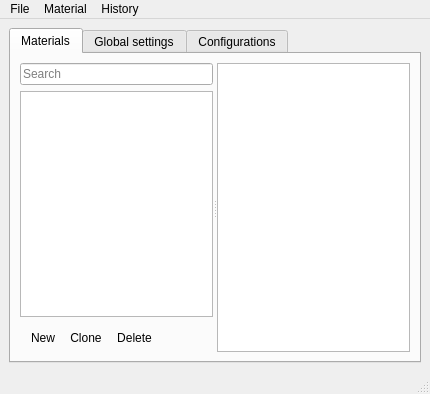
Above: source/shiny/Editor/mainwindow.ui from stuntrally/stuntrally before the change. Below: the same form after it.
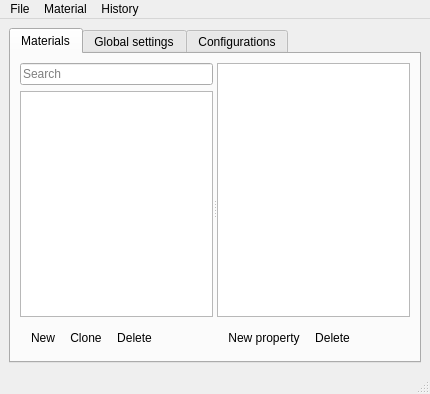
That is the form after the change. The open tabs and pages were chosen to show the change. Icons and pictures are not drawn.

Commit message: Clone material, MaterialQuery (todo: passes)

The edit to the form file:
```diff
--- a/source/shiny/Editor/mainwindow.ui
+++ b/source/shiny/Editor/mainwindow.ui
@@ -63,7 +63,25 @@
             </item>
            </layout>
           </widget>
-          <widget class="QTableView" name="tableView"/>
+          <widget class="QWidget" name="verticalLayoutWidget2">
+           <layout class="QVBoxLayout" name="verticalLayout_6">
+            <item>
+             <widget class="QTreeView" name="materialView"/>
+            </item>
+            <item>
+             <widget class="QToolBar" name="toolBar4">
+              <property name="iconSize">
+               <size>
+                <width>16</width>
+                <height>16</height>
+               </size>
+              </property>
+              <addaction name="actionNewMaterialProperty"/>
+              <addaction name="actionDeleteMaterialProperty"/>
+             </widget>
+            </item>
+           </layout>
+          </widget>
          </widget>
         </item>
        </layout>
@@ -281,6 +299,29 @@
     <string>Delete property</string>
    </property>
   </action>
+  <action name="actionDeleteMaterialProperty">
+   <property name="icon">
+    <iconset theme="remove">
+     <normaloff/>
+    </iconset>
+   </property>
+   <property name="text">
+    <string>Delete</string>
+   </property>
+   <property name="toolTip">
+    <string>Delete item</string>
+   </property>
+  </action>
+  <action name="actionNewMaterialProperty">
+   <property name="icon">
+    <iconset theme="add">
+     <normaloff/>
+    </iconset>
+   </property>
+   <property name="text">
+    <string>New property</string>
+   </property>
+  </action>
  </widget>
  <resources/>
  <connections/>
```
Left out of the diff: 10 changed lines with no effect on the pictures. The commit also changes 12 other files.
